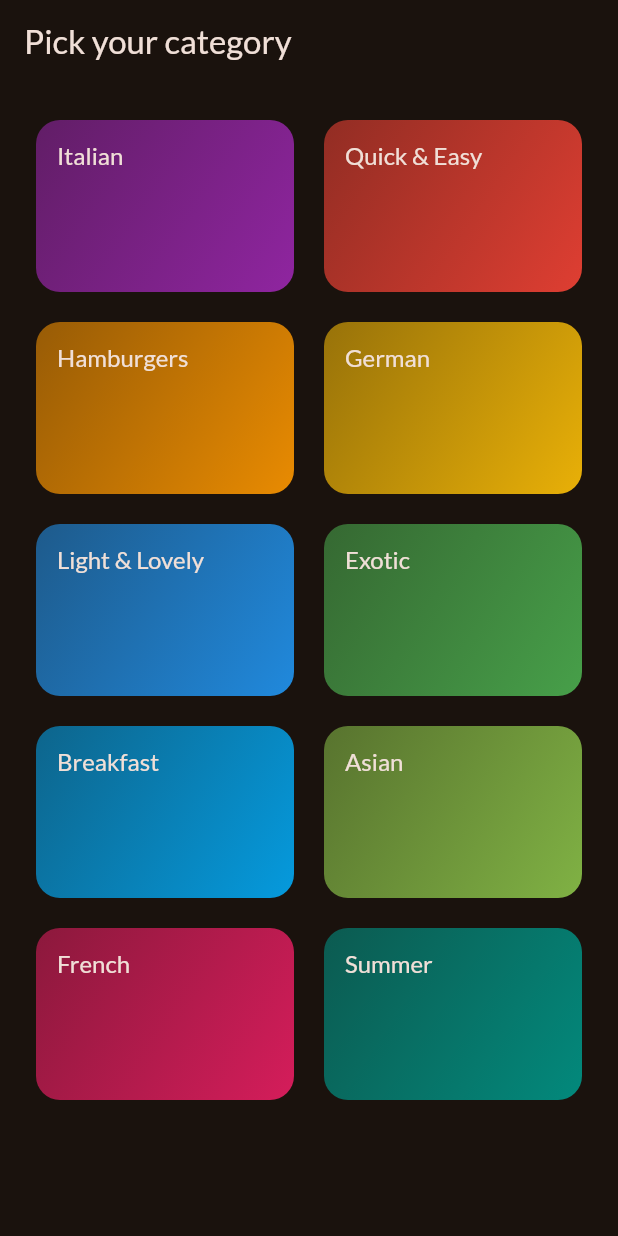
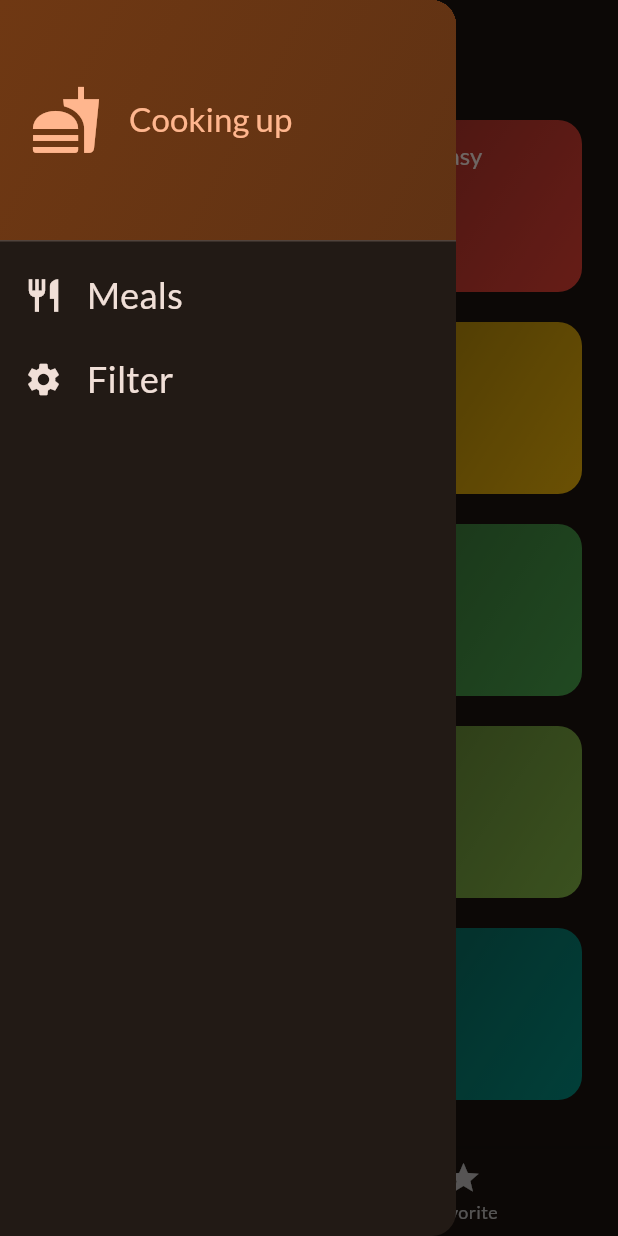
Before and after one commit to RitujaMangore/Flutter_Applications, a Flutter app: the screen it shows after launch, with the side drawer open (before the commit the screen has no drawer), on a phone screen of 412 x 824 dp. Run offline on Flutter 3.47's test engine with Material 3 defaults, Android fonts, the phone set to English and light mode, and no system bars; our stand-ins replace google_fonts, transparent_image.

Commit message:
Implement filter,bottom navigation,show unshow favorite items

```diff
--- a/food_application/lib/main.dart
+++ b/food_application/lib/main.dart
@@ -1,6 +1,5 @@
 import 'package:flutter/material.dart';
-import 'package:food_application/screens/categories.dart';
-
+import 'package:food_application/screens/tabs.dart';
 import 'package:google_fonts/google_fonts.dart';
 
 final theme = ThemeData(
@@ -23,7 +22,7 @@ class App extends StatelessWidget {
   Widget build(BuildContext context) {
     return MaterialApp(
         theme: theme,
-        home: const CategoriesScreen()
+        home: const TabsScreens()
     );
   }
 }
--- a/food_application/lib/screens/categories.dart
+++ b/food_application/lib/screens/categories.dart
@@ -5,21 +5,22 @@ import 'package:food_application/screens/meals.dart';
 import 'package:food_application/widgets/category_grid_item.dart';
 import 'package:food_application/models/category.dart';
 
+import '../models/meal.dart';
+
 class CategoriesScreen extends StatelessWidget{
-  const CategoriesScreen({super.key});
+  const CategoriesScreen({super.key, required this.onToggleFavorite, required this.availableMeals});
+  final void Function(Meal meal) onToggleFavorite;
+  final List<Meal> availableMeals;
 
   void _selectCategory(BuildContext context, Category category){
-    final filteredMeals = dummyMeals.where((meal) => meal.categories.contains(category.id)).toList();
-    Navigator.of(context).push(MaterialPageRoute(builder: (ctx) => MealsScreen(title: category.title , meals: filteredMeals)));
+    final filteredMeals = availableMeals.where((meal) => meal.categories.contains(category.id)).toList();
+    Navigator.of(context).push(MaterialPageRoute(builder: (ctx) => MealsScreen(title: category.title , meals: filteredMeals, onToggleFavorite: onToggleFavorite)));
   }
 
   @override
   Widget build(BuildContext context) {
-    return Scaffold(
-      appBar: AppBar(
-        title: const Text('Pick your category'),
-      ),
-      body: GridView(
+    return
+       GridView(
         padding: const EdgeInsets.all(24),
         gridDelegate: const SliverGridDelegateWithFixedCrossAxisCount
           (crossAxisCount: 2,
@@ -32,7 +33,6 @@ class CategoriesScreen extends StatelessWidget{
                  _selectCategory(context, category);
               }),
         ],
-      ),
     );
   }
 }
--- /dev/null
+++ b/food_application/lib/screens/tabs.dart
@@ -0,0 +1,112 @@
+import 'package:flutter/material.dart';
+import 'package:food_application/data/dummy_data.dart';
+import 'package:food_application/screens/categories.dart';
+import 'package:food_application/screens/filter.dart';
+import 'package:food_application/screens/meals.dart';
+import 'package:food_application/widgets/main_drawer.dart';
+
+import '../models/meal.dart';
+
+const kInitialFilters = {
+  Filter.glutenFree : false,
+  Filter.lactoseFree : false,
+  Filter.vegetarian : false,
+  Filter.vegan : false,
+};
+
+class TabsScreens extends StatefulWidget{
+  const TabsScreens({super.key});
+
+  @override
+  State<StatefulWidget> createState() {
+    return _TabsScreenState();
+  }
+}
+
+class _TabsScreenState extends State<TabsScreens>{
+  final List<Meal> _favoriteMeals = [];
+  Map<Filter, bool> selectedFilters = kInitialFilters;
+  int _selectPageIndex = 0;
+
+  void _showInfoMessage(String message){
+    ScaffoldMessenger.of(context).clearSnackBars();
+    ScaffoldMessenger.of(context).showSnackBar(
+      SnackBar(content: Text(message))
+    );
+  }
+
+
+  void _toggleMealFavoriteStatus(Meal meal){
+    final isExisting = _favoriteMeals.contains(meal);
+    if (isExisting){
+      setState(() {
+        _favoriteMeals.remove(meal);
+      });
+      _showInfoMessage('Meal is no longer a favorite');
+    } else {
+      setState(() {
+        _favoriteMeals.add(meal);
+      });
+      _showInfoMessage('Marked as a favorite');
+    }
+  }
+
+  void _selectPage(int index){
+    setState(() {
+      _selectPageIndex = index;
+    });
+  }
+
+  void _setScreen(String identifier) async{
+    Navigator.of(context).pop();
+    if (identifier == 'filter'){
+     final result = await Navigator.of(context).push<Map<Filter, bool>>(MaterialPageRoute(builder: (ctx) => FilterScreen(currentFilters: selectedFilters)));
+     print(result);
+     setState(() {
+       selectedFilters = result ?? kInitialFilters;
+     });
+   }
+  }
+  @override
+  Widget build(BuildContext context) {
+    final availableMeals = dummyMeals.where((meal){
+      if(selectedFilters[Filter.glutenFree]! && !meal.isGlutenFree) {
+        return false;
+      }
+      if(selectedFilters[Filter.lactoseFree]! && !meal.isLactoseFree) {
+        return false;
+      }
+      if(selectedFilters[Filter.vegetarian]! && !meal.isVegetarian) {
+        return false;
+      }
+      if(selectedFilters[Filter.vegan]! && !meal.isVegan) {
+        return false;
+      }
+      return true;
+    }).toList();
+    Widget activePage = CategoriesScreen(onToggleFavorite: _toggleMealFavoriteStatus, availableMeals: availableMeals);
+    var activePageTitle = 'Categories';
+
+    if(_selectPageIndex == 1){
+      activePage = MealsScreen(meals: _favoriteMeals, onToggleFavorite: _toggleMealFavoriteStatus);
+      activePageTitle =  'Your Favorite';
+    }
+
+     return Scaffold(
+       appBar: AppBar(
+         title: Text(
+           activePageTitle
+         ),
+       ),
+       drawer: MainDrawer(onSelectScreen: _setScreen),
+       body: activePage,
+       bottomNavigationBar: BottomNavigationBar(onTap: _selectPage, currentIndex: _selectPageIndex,
+         items: const [
+           BottomNavigationBarItem(icon: Icon(Icons.set_meal), label: 'Categories' ),
+           BottomNavigationBarItem(icon: Icon(Icons.star), label: 'Favorite' )
+         ],
+       ),
+     );
+  }
+
+}
--- /dev/null
+++ b/food_application/lib/widgets/main_drawer.dart
@@ -0,0 +1,64 @@
+
+import 'package:flutter/material.dart';
+
+class MainDrawer extends StatelessWidget{
+  const MainDrawer({super.key, required this.onSelectScreen});
+  final void Function(String identifier) onSelectScreen;
+
+  @override
+  Widget build(BuildContext context) {
+     return Drawer(
+       child: Column(
+         children: [
+           DrawerHeader(
+             padding: const EdgeInsets.all(20),
+             decoration: BoxDecoration(
+               gradient: LinearGradient(
+                   colors: [
+                     Theme.of(context).colorScheme.primaryContainer,
+                     Theme.of(context).colorScheme.primaryContainer.withOpacity(0.8),
+                   ],
+                 begin: Alignment.topLeft,
+                 end: Alignment.bottomRight
+             ),
+           ),
+            child: Row(
+              children: [
+                  Icon(
+                    Icons.fastfood,
+                    size: 48,
+                    color: Theme.of(context).colorScheme.primary,
+                  ),
+                const SizedBox(width: 18),
+                Text(
+                  'Cooking up',
+                  style: Theme.of(context).textTheme.titleLarge!.copyWith(
+                    color: Theme.of(context).colorScheme.primary
+                  ),
+                )
+              ],
+            ) ,
+           ),
+           ListTile(
+             leading: Icon(Icons.restaurant, size: 26, color:Theme.of(context).colorScheme.onBackground),
+             title: Text('Meals', style: Theme.of(context).textTheme.titleSmall!.copyWith(
+              color: Theme.of(context).colorScheme.onBackground, fontSize: 24),
+             ),
+             onTap: (){
+                onSelectScreen('meals');
+             },
+           ),
+           ListTile(
+               leading: Icon(Icons.settings, size: 26, color:Theme.of(context).colorScheme.onBackground),
+               title: Text('Filter', style: Theme.of(context).textTheme.titleSmall!.copyWith(
+                   color: Theme.of(context).colorScheme.onBackground, fontSize: 24),
+               ),
+               onTap: (){
+                 onSelectScreen('filter');
+               },
+           )
+         ],
+       ),
+     );
+  }
+}
--- a/food_application/lib/widgets/meal_item_trait.dart
+++ b/food_application/lib/widgets/meal_item_trait.dart
@@ -15,7 +15,7 @@ class MealItemTrait extends StatelessWidget{
       children: [
         Icon(
           icon,
-          size: 14121,
+          size: 14,
           color: Colors.white,
         ),
         const SizedBox(
```
Also changed, not shown: food_application/lib/screens/filter.dart (added, +148 -0 lines), food_application/lib/screens/meal_details.dart (added, +57 -0 lines), food_application/lib/screens/meals.dart (+20 -7 lines), food_application/lib/widgets/meal_item.dart (+10 -4 lines).
